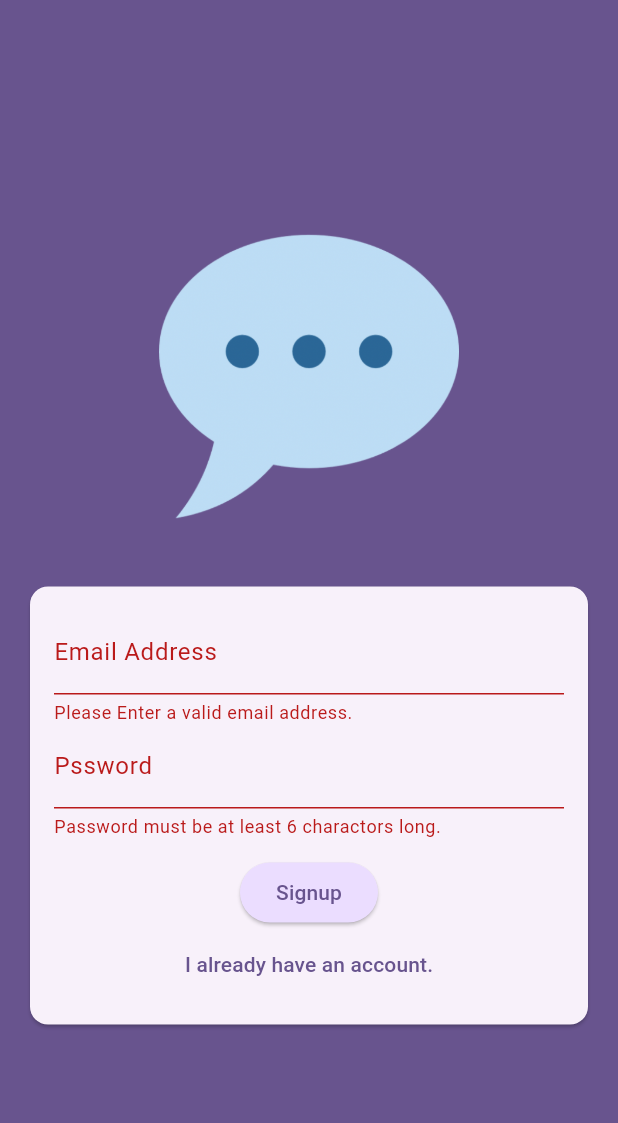
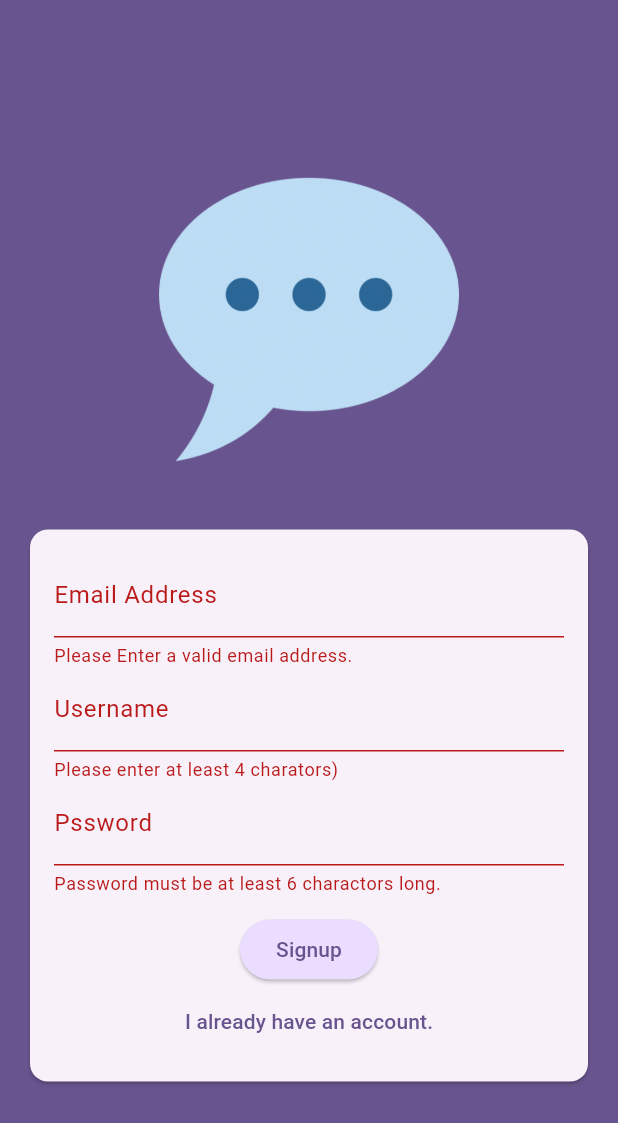
Before and after one commit to MrDenine/flutter_chat, a Flutter app: the screen it shows after launch, after a tap on "Login", after a tap on "Create an Account", after a tap on "Signup", on a phone screen of 412 x 824 dp. Shown: the top 1123 px of the screen. Run offline on Flutter 3.47's test engine with Material 3 defaults, Android fonts, the phone set to English and light mode, and no system bars; our stand-ins replace cloud_firestore, firebase_auth, firebase_core; accounts and stored records are empty.

Commit message:
feat(chat): chat screen

```diff
--- a/lib/main.dart
+++ b/lib/main.dart
@@ -1,5 +1,8 @@
+import 'package:firebase_auth/firebase_auth.dart';
 import 'package:flutter/material.dart';
 import 'package:firebase_core/firebase_core.dart';
+import 'package:flutter_chat/screens/chat.dart';
+import 'package:flutter_chat/screens/splash.dart';
 import 'firebase_options.dart';
 import 'package:flutter_chat/screens/auth.dart';
 
@@ -23,7 +26,19 @@ class MyApp extends StatelessWidget {
         colorScheme: ColorScheme.fromSeed(seedColor: Colors.deepPurple),
         useMaterial3: true,
       ),
-      home: const AuthScreen(),
+      home: StreamBuilder(
+          stream: FirebaseAuth.instance.authStateChanges(),
+          builder: (context, snapshot) {
+            if (snapshot.connectionState == ConnectionState.waiting) {
+              return const SplashScreen();
+            }
+
+            if (snapshot.hasData) {
+              return const ChatScreen();
+            }
+
+            return const AuthScreen();
+          }),
     );
   }
 }
--- a/lib/screens/auth.dart
+++ b/lib/screens/auth.dart
@@ -1,4 +1,8 @@
+import 'package:cloud_firestore/cloud_firestore.dart';
 import 'package:flutter/material.dart';
+import 'package:firebase_auth/firebase_auth.dart';
+
+final _firebase = FirebaseAuth.instance;
 
 class AuthScreen extends StatefulWidget {
   const AuthScreen({super.key});
@@ -12,13 +16,39 @@ class _AuthScreenState extends State<AuthScreen> {
 
   var _isLogin = true;
   var _enteredEmail = '';
+  var _enteredUsername = '';
   var _enteredPassword = '';
 
-  void _submit() {
+  void _submit() async {
     final isValid = _form.currentState!.validate();
 
-    if (isValid) {
-      _form.currentState!.save();
+    if (!isValid) {
+      return;
+    }
+
+    _form.currentState!.save();
+    try {
+      if (_isLogin) {
+        final userCredentials = _firebase.signInWithEmailAndPassword(
+            email: _enteredEmail, password: _enteredPassword);
+      } else {
+        final userCredentials = await _firebase.createUserWithEmailAndPassword(
+            email: _enteredEmail, password: _enteredPassword);
+
+        await FirebaseFirestore.instance
+            .collection('users')
+            .doc(userCredentials.user!.uid)
+            .set({'username': _enteredUsername, 'email': _enteredEmail});
+      }
+    } on FirebaseAuthException catch (error) {
+      if (error.code == 'email-already-in-use') {
+        //...
+      }
+
+      if (!mounted) return;
+      ScaffoldMessenger.of(context).clearSnackBars();
+      ScaffoldMessenger.of(context).showSnackBar(
+          SnackBar(content: Text(error.message ?? 'Authentication failed.')));
     }
   }
 
@@ -32,7 +62,8 @@ class _AuthScreenState extends State<AuthScreen> {
             mainAxisAlignment: MainAxisAlignment.center,
             children: [
               Container(
-                margin: const EdgeInsets.only(top: 30, bottom: 20, left: 20, right: 20),
+                margin: const EdgeInsets.only(
+                    top: 30, bottom: 20, left: 20, right: 20),
                 width: 200,
                 child: Image.asset('assets/images/chat.png'),
               ),
@@ -47,12 +78,15 @@ class _AuthScreenState extends State<AuthScreen> {
                           mainAxisSize: MainAxisSize.min,
                           children: [
                             TextFormField(
-                              decoration: const InputDecoration(labelText: 'Email Address'),
+                              decoration: const InputDecoration(
+                                  labelText: 'Email Address'),
                               keyboardType: TextInputType.emailAddress,
                               autocorrect: false,
                               textCapitalization: TextCapitalization.none,
                               validator: (value) {
-                                if (value == null || value.trim().isEmpty || !value.contains('@')) {
+                                if (value == null ||
+                                    value.trim().isEmpty ||
+                                    !value.contains('@')) {
                                   return 'Please Enter a valid email address.';
                                 }
                                 return null;
@@ -61,8 +95,26 @@ class _AuthScreenState extends State<AuthScreen> {
                                 _enteredEmail = value!;
                               },
                             ),
+                            if (!_isLogin)
+                              TextFormField(
+                                decoration: const InputDecoration(
+                                    labelText: 'Username'),
+                                enableSuggestions: false,
+                                validator: (value) {
+                                  if (value == null ||
+                                      value.isEmpty ||
+                                      value.trim().length < 4) {
+                                    return 'Please enter at least 4 charators)';
+                                  }
+                                  return null;
+                                },
+                                onSaved: (value) {
+                                  _enteredUsername = value!;
+                                },
+                              ),
                             TextFormField(
-                              decoration: const InputDecoration(labelText: 'Pssword'),
+                              decoration:
+                                  const InputDecoration(labelText: 'Pssword'),
                               obscureText: true,
                               validator: (value) {
                                 if (value == null || value.trim().length < 6) {
@@ -77,14 +129,22 @@ class _AuthScreenState extends State<AuthScreen> {
                             const SizedBox(
                               height: 12,
                             ),
-                            ElevatedButton(onPressed: _submit, style: ElevatedButton.styleFrom(backgroundColor: Theme.of(context).colorScheme.primaryContainer), child: Text(_isLogin ? 'Login' : 'Signup')),
+                            ElevatedButton(
+                                onPressed: _submit,
+                                style: ElevatedButton.styleFrom(
+                                    backgroundColor: Theme.of(context)
+                                        .colorScheme
+                                        .primaryContainer),
+                                child: Text(_isLogin ? 'Login' : 'Signup')),
                             TextButton(
                                 onPressed: () {
                                   setState(() {
                                     _isLogin = !_isLogin;
                                   });
                                 },
-                                child: Text(_isLogin ? 'Create an Account' : 'I already have an account.'))
+                                child: Text(_isLogin
+                                    ? 'Create an Account'
+                                    : 'I already have an account.'))
                           ],
                         )),
                   ),
--- /dev/null
+++ b/lib/screens/splash.dart
@@ -0,0 +1,17 @@
+import 'package:flutter/material.dart';
+
+class SplashScreen extends StatelessWidget {
+  const SplashScreen({super.key});
+
+  @override
+  Widget build(BuildContext context) {
+    return Scaffold(
+      appBar: AppBar(
+        title: const Text('FlutterChat'),
+      ),
+      body: const Center(
+        child: Text('Loading...'),
+      ),
+    );
+  }
+}
--- a/pubspec.yaml
+++ b/pubspec.yaml
@@ -36,6 +36,7 @@ dependencies:
   cupertino_icons: ^1.0.8
   firebase_core: ^3.8.0
   firebase_auth: ^5.3.3
+  cloud_firestore: ^5.5.0
 
 dev_dependencies:
   flutter_test:
```
Also changed, not shown: lib/screens/chat.dart (added, +32 -0 lines), lib/widgets/chat_messages.dart (added, +12 -0 lines), lib/widgets/new_message.dart (added, +60 -0 lines), pubspec.lock, 3 other files.
